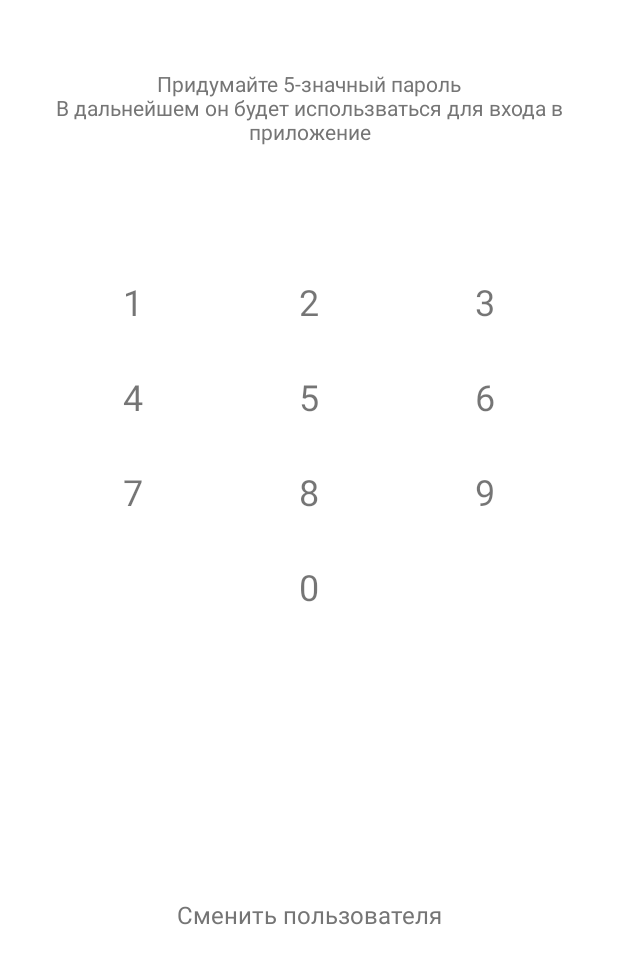
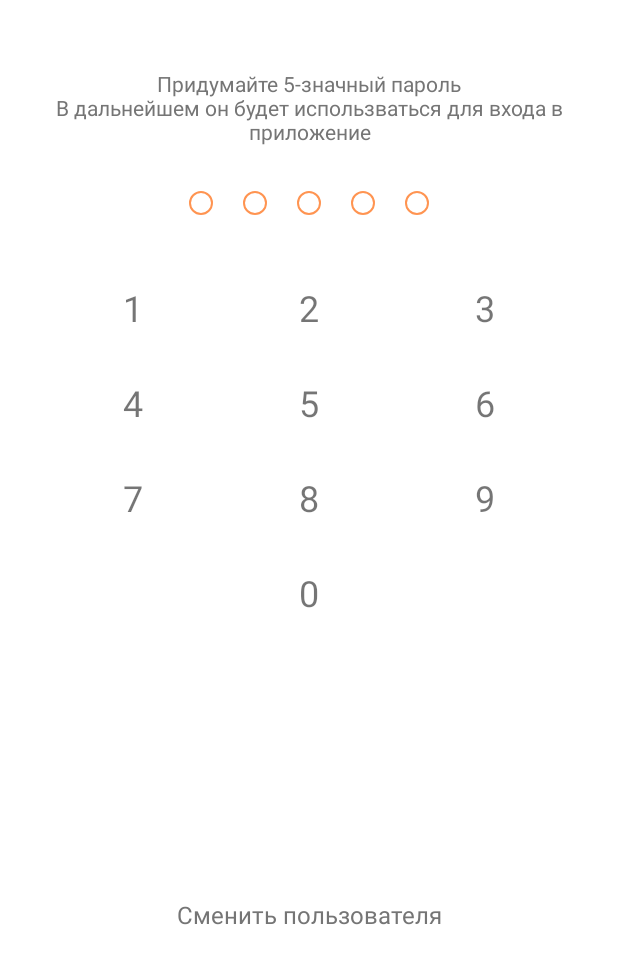
Before and after one commit to Ekaterina-El/Metrolog, an Android app: the DefenderFragment screen opened through its navigation route, on a phone screen of 412 x 824 dp, the part 260-1236 px from its top. Run offline under Robolectric (Android 15) with nearby library versions, the phone set to English and light mode, and no system bars; our stand-ins replace Firebase (no records; nobody signed in at launch, a user with empty details on screens opened directly), data binding; Roboto replaces fonts that are not available here; 1 statement that could not run was skipped.

Commit message:
Модуль "Авторизация" - добавленная возможность ввод пароля на приложение (defender)

```diff
--- a/app/src/main/java/el/ka/someapp/view/BaseFragment.kt
+++ b/app/src/main/java/el/ka/someapp/view/BaseFragment.kt
@@ -1,5 +1,7 @@
 package el.ka.someapp.view
 
+import android.app.Activity
+import android.content.SharedPreferences
 import android.os.Bundle
 import android.view.LayoutInflater
 import android.view.View
@@ -9,11 +11,16 @@ import androidx.fragment.app.Fragment
 import androidx.navigation.Navigation
 
 abstract class BaseFragment : Fragment() {
+
+  lateinit var sharedPreferences: SharedPreferences
+
   override fun onCreateView(
     inflater: LayoutInflater,
     container: ViewGroup?,
     savedInstanceState: Bundle?
   ): View? {
+    sharedPreferences = requireActivity()
+      .getSharedPreferences(sharedPreferencesName, Activity.MODE_PRIVATE)
     initFunctionalityParts()
     inflateBindingVariables()
     addOnBackPressButton()
@@ -35,4 +42,8 @@ abstract class BaseFragment : Fragment() {
       .findNavController(requireView())
       .navigate(actionId)
   }
+
+  companion object {
+    const val sharedPreferencesName = "METROLOGY"
+  }
 }
--- a/app/src/main/java/el/ka/someapp/view/DefenderFragment.kt
+++ b/app/src/main/java/el/ka/someapp/view/DefenderFragment.kt
@@ -1,13 +1,17 @@
 package el.ka.someapp.view
 
+import android.content.SharedPreferences
 import android.os.Bundle
 import android.view.LayoutInflater
 import android.view.View
 import android.view.ViewGroup
+import androidx.lifecycle.ViewModelProvider
 import el.ka.someapp.databinding.DefenderFragmentBinding
+import el.ka.someapp.viewmodel.DefenderViewModel
 
 class DefenderFragment : BaseFragment() {
   private lateinit var binding: DefenderFragmentBinding
+  private lateinit var viewModel: DefenderViewModel
 
   override fun onCreateView(
     inflater: LayoutInflater,
@@ -15,20 +19,33 @@ class DefenderFragment : BaseFragment() {
     savedInstanceState: Bundle?
   ): View {
     super.onCreateView(inflater, container, savedInstanceState)
+    setCorrectPassword()
     return binding.root
   }
 
   override fun initFunctionalityParts() {
     binding = DefenderFragmentBinding.inflate(layoutInflater)
+    viewModel = ViewModelProvider(this)[DefenderViewModel::class.java]
   }
 
   override fun inflateBindingVariables() {
     binding.apply {
       master = this@DefenderFragment
       lifecycleOwner = viewLifecycleOwner
+      viewModel = this@DefenderFragment.viewModel
     }
   }
 
   override fun onBackPressed() {}
 
+
+  private fun setCorrectPassword() {
+    val currentPassword = sharedPreferences.getString(LOCAL_CURRENT_PASSWORD, "") ?: ""
+    viewModel.setCorrectPassword(currentPassword)
+  }
+
+  companion object {
+    const val LOCAL_CURRENT_PASSWORD = "local_current_password"
+  }
+
 }
--- a/app/src/main/java/el/ka/someapp/view/adapters/adapterBinding.kt
+++ b/app/src/main/java/el/ka/someapp/view/adapters/adapterBinding.kt
@@ -1,5 +1,6 @@
 package el.ka.someapp.view.adapters
 
+import android.annotation.SuppressLint
 import android.text.InputType
 import android.view.View
 import android.widget.EditText
@@ -8,6 +9,7 @@ import android.widget.TextView
 import androidx.databinding.BindingAdapter
 import el.ka.someapp.R
 import el.ka.someapp.data.model.State
+import el.ka.someapp.viewmodel.StatePassword
 
 @BindingAdapter("app:isLoad")
 fun visibleLoader(view: View, state: State) {
@@ -34,3 +36,22 @@ fun showPassword(editText: EditText, state: Boolean) {
   }
   editText.setSelection(editText.text.length)
 }
+
+@BindingAdapter("app:defenderIndicatorState")
+fun setDefenderState(view: View, isActive: Boolean) {
+  val drawableId = if (isActive) R.drawable.defender_circle_active else R.drawable.defender_circle
+  view.background = view.context.getDrawable(drawableId)
+}
+
+@BindingAdapter("app:defenderStateText")
+fun setDefenderStateText(textView: TextView, state: StatePassword) {
+  val stringId = when(state) {
+    StatePassword.NEW -> R.string.defender_create_pass
+    StatePassword.REPEAT_NEW -> R.string.defener_repeat_password
+    StatePassword.NO_NEW -> R.string.defender_no_new
+    StatePassword.AWAITING -> R.string.loading
+  }
+
+  textView.setText(stringId)
+
+}
--- /dev/null
+++ b/app/src/main/java/el/ka/someapp/viewmodel/DefenderViewModel.kt
@@ -0,0 +1,82 @@
+package el.ka.someapp.viewmodel
+
+import android.app.Application
+import android.util.Log
+import androidx.lifecycle.AndroidViewModel
+import androidx.lifecycle.LiveData
+import androidx.lifecycle.MutableLiveData
+
+class DefenderViewModel(application: Application) : AndroidViewModel(application) {
+  val tag = "DefenderViewModel"
+  private val _statePassword = MutableLiveData(StatePassword.NO_NEW)
+  val statePassword: LiveData<StatePassword>
+    get() = _statePassword
+
+  private val _field = MutableLiveData("")
+  val field: LiveData<String>
+    get() = _field
+
+  private val _fieldRepeat = MutableLiveData("")
+
+  private val _correctPassword = MutableLiveData("")
+  fun setCorrectPassword(value: String) {
+    if (value == "") {
+      _statePassword.value = StatePassword.NEW
+    } else {
+      _correctPassword.value = value
+      _statePassword.value = StatePassword.NO_NEW
+    }
+  }
+
+  fun addPasswordElement(element: Char) {
+    if (field.value!!.length < 5) {
+      _field.value = field.value + element
+    }
+
+    if (field.value!!.length >= 5) {
+      if (statePassword.value == StatePassword.NEW
+        || statePassword.value == StatePassword.NO_NEW
+        || statePassword.value == StatePassword.REPEAT_NEW) {
+        onPasswordFull()
+      }
+    }
+  }
+
+  private fun onPasswordFull() {
+    when (_statePassword.value) {
+      StatePassword.NEW -> goRepeatPassword()
+      StatePassword.REPEAT_NEW -> checkPasswordRepeat()
+      StatePassword.NO_NEW -> checkPassword()
+      else -> {}
+    }
+  }
+
+  private fun checkPassword() {
+    if (field.value == _correctPassword.value) {
+      _statePassword.value = StatePassword.AWAITING
+    } else {
+      // TODO: show error
+      _field.value = ""
+    }
+  }
+
+  private fun checkPasswordRepeat() {
+    if (_fieldRepeat.value == _field.value) {
+      _statePassword.value = StatePassword.AWAITING
+    } else {
+      _field.value = ""
+      _fieldRepeat.value = ""
+      _statePassword.value = StatePassword.NEW
+    }
+  }
+
+  private fun goRepeatPassword() {
+    _fieldRepeat.value = field.value
+    _field.value = ""
+    _statePassword.value = StatePassword.REPEAT_NEW
+  }
+}
+
+enum class StatePassword {
+  NEW, REPEAT_NEW, NO_NEW, AWAITING
+}
--- a/app/src/main/res/layout/defender_fragment.xml
+++ b/app/src/main/res/layout/defender_fragment.xml
@@ -4,6 +4,10 @@
   xmlns:tools="http://schemas.android.com/tools">
 
   <data>
+
+    <variable
+      name="viewModel"
+      type="el.ka.someapp.viewmodel.DefenderViewModel" />
 
     <variable
       name="master"
@@ -49,7 +53,7 @@
       android:layout_marginEnd="@dimen/app_padding"
       android:fontFamily="@font/montserrat_alternates"
       android:gravity="center"
-      android:text="@string/defender_create_pass"
+      app:defenderStateText="@{viewModel.statePassword}"
       android:textColor="@color/secondary_color"
       android:textSize="14sp"
       app:layout_constraintEnd_toEndOf="parent"
@@ -74,6 +78,7 @@
         android:layout_height="@dimen/defender_circle_size"
         android:layout_gravity="center"
         android:layout_marginHorizontal="10dp"
+        android:background="@{viewModel.field.length() >= 1 ? @drawable/defender_circle_active: @drawable/defender_circle}"
         tools:background="@drawable/defender_circle_active" />
 
       <View
@@ -81,6 +86,7 @@
         android:layout_height="@dimen/defender_circle_size"
         android:layout_gravity="center"
         android:layout_marginHorizontal="10dp"
+        app:defenderIndicatorState="@{viewModel.field.length() >= 2}"
         tools:background="@drawable/defender_circle_active" />
 
       <View
@@ -88,6 +94,7 @@
         android:layout_height="@dimen/defender_circle_size"
         android:layout_gravity="center"
         android:layout_marginHorizontal="10dp"
+        app:defenderIndicatorState="@{viewModel.field.length() >= 3}"
         tools:background="@drawable/defender_circle_active" />
 
       <View
@@ -95,6 +102,7 @@
         android:layout_height="@dimen/defender_circle_size"
         android:layout_gravity="center"
         android:layout_marginHorizontal="10dp"
+        app:defenderIndicatorState="@{viewModel.field.length() >= 4}"
         tools:background="@drawable/defender_circle" />
 
       <View
@@ -102,6 +110,7 @@
         android:layout_height="@dimen/defender_circle_size"
         android:layout_gravity="center"
         android:layout_marginHorizontal="10dp"
+        app:defenderIndicatorState="@{viewModel.field.length() >= 5}"
         tools:background="@drawable/defender_circle" />
     </LinearLayout>
 
@@ -125,6 +134,8 @@
           android:layout_width="0dp"
           android:layout_height="wrap_content"
           android:layout_weight="1"
+          android:clickable="true"
+          android:onClick="@{() -> viewModel.addPasswordElement('1')}"
           android:gravity="center"
           android:paddingVertical="15dp"
           android:text="1"
@@ -132,9 +143,12 @@
           tools:ignore="HardcodedText" />
 
         <TextView
+          android:id="@+id/num2"
           android:layout_width="0dp"
           android:layout_height="wrap_content"
           android:layout_weight="1"
+          android:clickable="true"
+          android:onClick="@{() -> viewModel.addPasswordElement('2')}"
           android:gravity="center"
           android:paddingVertical="15dp"
           android:text="2"
@@ -145,6 +159,8 @@
           android:layout_width="0dp"
           android:layout_height="wrap_content"
           android:layout_weight="1"
+          android:clickable="true"
+          android:onClick="@{() -> viewModel.addPasswordElement('3')}"
           android:gravity="center"
           android:paddingVertical="15dp"
           android:text="3"
@@ -162,6 +178,8 @@
           android:layout_height="wrap_content"
           android:layout_weight="1"
           android:gravity="center"
+          android:clickable="true"
+          android:onClick="@{() -> viewModel.addPasswordElement('4')}"
           android:paddingVertical="15dp"
           android:text="4"
           android:textSize="@dimen/defender_number_size"
@@ -172,6 +190,8 @@
           android:layout_height="wrap_content"
           android:layout_weight="1"
           android:gravity="center"
+          android:clickable="true"
+          android:onClick="@{() -> viewModel.addPasswordElement('5')}"
           android:paddingVertical="15dp"
           android:text="5"
           android:textSize="@dimen/defender_number_size"
@@ -184,6 +204,8 @@
           android:gravity="center"
           android:paddingVertical="15dp"
           android:text="6"
+          android:clickable="true"
+          android:onClick="@{() -> viewModel.addPasswordElement('6')}"
           android:textSize="@dimen/defender_number_size"
           tools:ignore="HardcodedText" />
       </LinearLayout>
@@ -198,8 +220,10 @@
           android:layout_height="wrap_content"
           android:layout_weight="1"
           android:gravity="center"
+          android:paddingVertical="15dp"
+          android:clickable="true"
+          android:onClick="@{() -> viewModel.addPasswordElement('7')}"
           android:text="7"
-          android:paddingVertical="15dp"
           android:textSize="@dimen/defender_number_size"
           tools:ignore="HardcodedText" />
 
@@ -210,6 +234,8 @@
           android:gravity="center"
           android:paddingVertical="15dp"
           android:text="8"
+          android:clickable="true"
+          android:onClick="@{() -> viewModel.addPasswordElement('8')}"
           android:textSize="@dimen/defender_number_size"
           tools:ignore="HardcodedText" />
 
@@ -219,6 +245,8 @@
           android:layout_weight="1"
           android:gravity="center"
           android:paddingVertical="15dp"
+          android:clickable="true"
+          android:onClick="@{() -> viewModel.addPasswordElement('9')}"
           android:text="9"
           android:textSize="@dimen/defender_number_size"
           tools:ignore="HardcodedText" />
@@ -229,6 +257,8 @@
         android:layout_height="wrap_content"
         android:gravity="center"
         android:paddingVertical="15dp"
+        android:clickable="true"
+        android:onClick="@{() -> viewModel.addPasswordElement('0')}"
         android:text="0"
         android:textSize="@dimen/defender_number_size"
         tools:ignore="HardcodedText" />
--- a/app/src/main/res/values/dimens.xml
+++ b/app/src/main/res/values/dimens.xml
@@ -1,6 +1,6 @@
 <?xml version="1.0" encoding="utf-8"?>
 <resources>
   <dimen name="app_padding">30dp</dimen>
-  <dimen name="defender_circle_size">12dp</dimen>
+  <dimen name="defender_circle_size">16dp</dimen>
   <dimen name="defender_number_size">24sp</dimen>
 </resources>
--- a/app/src/main/res/values/strings.xml
+++ b/app/src/main/res/values/strings.xml
@@ -31,4 +31,7 @@
   <string name="defender_create_pass">Придумайте 5-значный пароль\nВ дальнейшем он будет использваться для входа в приложение</string>
   <string name="change_user">Сменить пользователя</string>
   <string name="successAuth">Вы успешно авторизовались!</string>
+  <string name="defener_repeat_password">Повторите пароль</string>
+  <string name="defender_no_new">Введите пароль или смените пользователя</string>
+  <string name="loading">Загружаем...</string>
 </resources>
```
